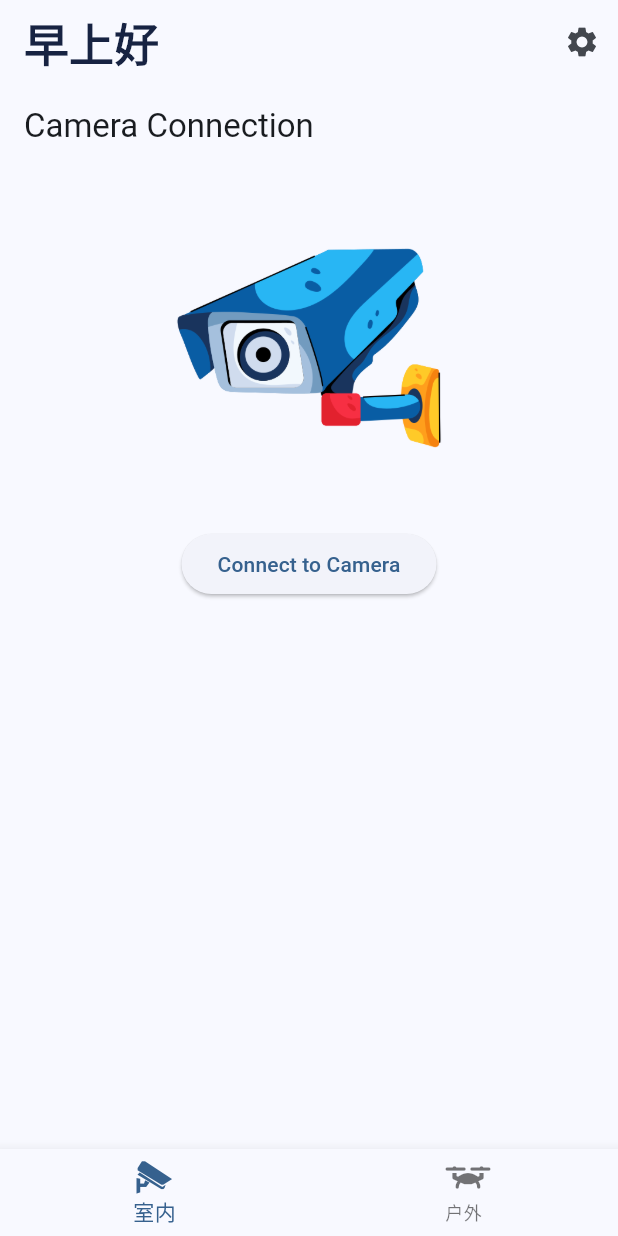
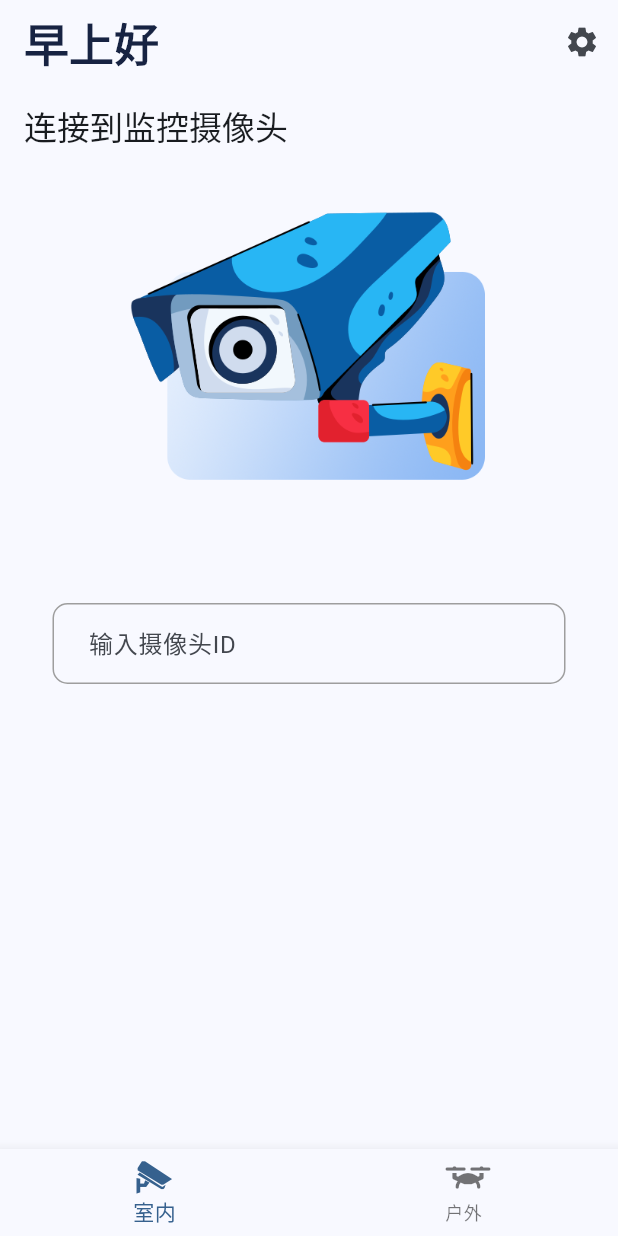
Before and after one commit to magician10001/huiyan, a Flutter app: the screen it shows after launch, on a phone screen of 412 x 824 dp. Run offline on Flutter 3.47's test engine with Material 2 defaults, Android fonts, the phone set to English and light mode, and no system bars; our stand-ins replace dio.

```diff
--- a/lib/http_get.dart
+++ b/lib/check_id.dart
@@ -1,11 +1,11 @@
 import 'package:dio/dio.dart';
 import 'package:flutter/material.dart';
 
-Future<bool> checkIP(String ip, BuildContext context) async {
-  final dio = Dio(BaseOptions(baseUrl: "http://10.15.229.17:5000", connectTimeout: const Duration(seconds: 3), receiveTimeout: const Duration(seconds: 3)));
+Future<bool> checkID(String ip, BuildContext context) async {
+  final dio = Dio(BaseOptions(baseUrl: "http://116.63.13.38:80", connectTimeout: const Duration(seconds: 3), receiveTimeout: const Duration(seconds: 3)));
 
   try {
-    final response = await dio.get("/check_ip/$ip");
+    final response = await dio.get("/check_id/$ip");
 
     if (response.statusCode == 200) {
       // Parse the response and return the result
--- a/lib/connect2cam_page.dart
+++ b/lib/connect2cam_page.dart
@@ -7,7 +7,7 @@ class Connect2CamPage extends StatelessWidget {
   Widget build(BuildContext context) {
     return Scaffold(
       appBar: AppBar(
-        title: Text('Camera Connection'),
+        title: Text('连接到监控摄像头'),
       ),
       body: Center(
         child: Column(
@@ -15,16 +15,29 @@ class Connect2CamPage extends StatelessWidget {
             SizedBox(height: 20),
             Image.asset(
               'assets/cctv-camera.png', // Replace with the actual path to your drone sticker
-              width: 200, // Adjust the width as needed
+              width: 300, // Adjust the width as needed
               height: 200, // Adjust the height as needed
             ),
-            SizedBox(height: 20),
-            ElevatedButton(
-              onPressed: () {
-                // Navigate to DroneStatusPage when the button is pressed
-                Navigator.pop(context);
-              },
-              child: Text('Connect to Camera'),
+            SizedBox(height: 70),
+            Padding(
+              padding: const EdgeInsets.only(left: 35, right: 35, bottom: 20),
+              child: TextFormField(
+                decoration: InputDecoration(
+                  contentPadding:
+                  const EdgeInsets.symmetric(horizontal: 20, vertical: 15),
+                  labelText: '输入摄像头ID',
+                  hintText: 'e.g., webcam-01',
+                  focusedBorder: OutlineInputBorder(
+                    borderSide:
+                    const BorderSide(color: Colors.lightBlue, width: 2),
+                    borderRadius: BorderRadius.circular(10),
+                  ),
+                  enabledBorder: OutlineInputBorder(
+                    borderSide: const BorderSide(color: Colors.grey, width: 1),
+                    borderRadius: BorderRadius.circular(10),
+                  ),
+                ),
+              ),
             ),
           ],
         ),
--- a/lib/drone_status_provider.dart
+++ b/lib/drone_status_provider.dart
@@ -3,14 +3,20 @@ import 'package:flutter/material.dart';
 import 'package:dio/dio.dart';
 
 class DroneStatus {
-  final double speed;
+  final int speed;
   final int battery;
   final String location;
+  final int height;
+  final int temperature;
+  final int flightTime;
 
   DroneStatus({
     required this.speed,
     required this.battery,
     required this.location,
+    required this.height,
+    required this.temperature,
+    required this.flightTime,
   });
 }
 
@@ -38,11 +44,11 @@ class DroneStatusProvider with ChangeNotifier {
     super.dispose();
   }
 
-  Future<void> getDroneStatus() async {
-    final dio = Dio(BaseOptions(baseUrl: "http://10.15.229.17:5000", connectTimeout: const Duration(seconds: 3), receiveTimeout: const Duration(seconds: 3)));
+  Future<void> getDroneStatus(String drone_id) async {
+    final dio = Dio(BaseOptions(baseUrl: "http://116.63.13.38:80", connectTimeout: const Duration(seconds: 3), receiveTimeout: const Duration(seconds: 3)));
 
     try {
-      final response = await dio.get("/get_data");
+      final response = await dio.get("/get_data/$drone_id");
       if (response.statusCode == 200) {
         // Parse the response and return the result
         final Map<String, dynamic> responseData = response.data[0];
@@ -51,6 +57,9 @@ class DroneStatusProvider with ChangeNotifier {
           speed: responseData['speed'],
           battery: responseData['battery'],
           location: responseData['location'],
+          height: responseData['height'],
+          temperature: responseData['temp'],
+          flightTime: responseData['time'],
         );
         updateDroneStatus(status);
       } else {
--- a/pubspec.yaml
+++ b/pubspec.yaml
@@ -66,6 +66,8 @@ flutter:
     - assets/drone.png
     - assets/drone_sticker.png
     - assets/cctv-camera.png
+    - assets/swimming.png
+    - assets/drowning.png
 
   fonts:
     - family: MyIcons
```
Also changed, not shown: lib/connect2drone_page.dart (+9 -7 lines), lib/detection_result_card.dart (added, +41 -0 lines), lib/drone_states_card.dart (+22 -13 lines), lib/outdoor_page.dart (+14 -3 lines), lib/test.dart (added, +88 -0 lines), assets/cctv-camera.png, assets/drone_sticker.png, assets/drowning.png (added), assets/swimming.png (added).
